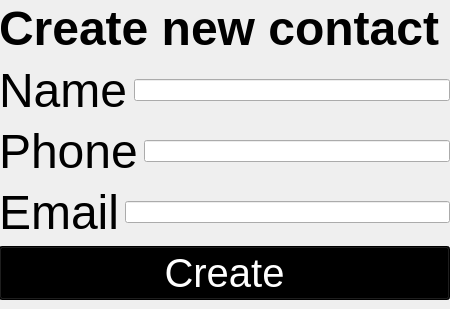
coder6497/QContactManager, file form.ui: the form before one commit.
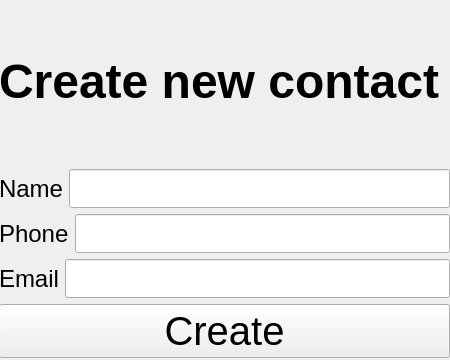
The form after the commit.

Commit message: refactor to OS-compatible UI

Diff of the .ui file:
```diff
--- a/form.ui
+++ b/form.ui
@@ -10,7 +10,7 @@
     <x>0</x>
     <y>0</y>
     <width>450</width>
-    <height>309</height>
+    <height>360</height>
    </rect>
   </property>
   <property name="windowTitle">
@@ -22,7 +22,7 @@
      <x>-1</x>
      <y>-1</y>
      <width>451</width>
-     <height>301</height>
+     <height>359</height>
     </rect>
    </property>
    <layout class="QVBoxLayout" name="verticalLayout_2">
@@ -30,7 +30,6 @@
      <widget class="QLabel" name="label">
       <property name="styleSheet">
        <string notr="true">font: 48px;
-color: rgb(0, 0, 0);
 font-weight:bold;</string>
       </property>
       <property name="text">
@@ -45,8 +44,8 @@
         <item>
          <widget class="QLabel" name="label_2">
           <property name="styleSheet">
-           <string notr="true">color: rgb(0, 0, 0);
-font: 36pt;
+           <string notr="true">
+font: 18pt;
 </string>
           </property>
           <property name="text">
@@ -55,7 +54,11 @@
          </widget>
         </item>
         <item>
-         <widget class="QLineEdit" name="lineEdit"/>
+         <widget class="QLineEdit" name="lineEdit">
+          <property name="styleSheet">
+           <string notr="true">font: 20pt;</string>
+          </property>
+         </widget>
         </item>
        </layout>
       </item>
@@ -68,8 +71,8 @@
         <item>
          <widget class="QLabel" name="label_3">
           <property name="styleSheet">
-           <string notr="true">color: rgb(0, 0, 0);
-font: 36pt;
+           <string notr="true">
+font: 18pt;
 </string>
           </property>
           <property name="text">
@@ -78,7 +81,11 @@
          </widget>
         </item>
         <item>
-         <widget class="QLineEdit" name="lineEdit_2"/>
+         <widget class="QLineEdit" name="lineEdit_2">
+          <property name="styleSheet">
+           <string notr="true">font: 20pt ;</string>
+          </property>
+         </widget>
         </item>
        </layout>
       </item>
@@ -91,8 +98,8 @@
         <item>
          <widget class="QLabel" name="label_4">
           <property name="styleSheet">
-           <string notr="true">color: rgb(0, 0, 0);
-font: 36pt;
+           <string notr="true">
+font: 18pt;
 </string>
           </property>
           <property name="text">
@@ -101,7 +108,11 @@
          </widget>
         </item>
         <item>
-         <widget class="QLineEdit" name="lineEdit_3"/>
+         <widget class="QLineEdit" name="lineEdit_3">
+          <property name="styleSheet">
+           <string notr="true">font: 20pt;</string>
+          </property>
+         </widget>
         </item>
        </layout>
       </item>
@@ -114,19 +125,9 @@
         <item>
          <widget class="QPushButton" name="pushButton">
           <property name="styleSheet">
-           <string notr="true">QPushButton
-{
+           <string notr="true">
 	font: 30pt;
-	color: rgb(255, 255, 255);
-	background-color: rgb(0, 0, 0);
-}
-
-QPushButton:pressed
-{
-	font: 30pt;
-	color: rgb(255, 255, 255);
-	background-color: rgb(128, 128, 128);
-}</string>
+</string>
           </property>
           <property name="text">
            <string>Create</string>
```
The commit also changes 4 other files.
